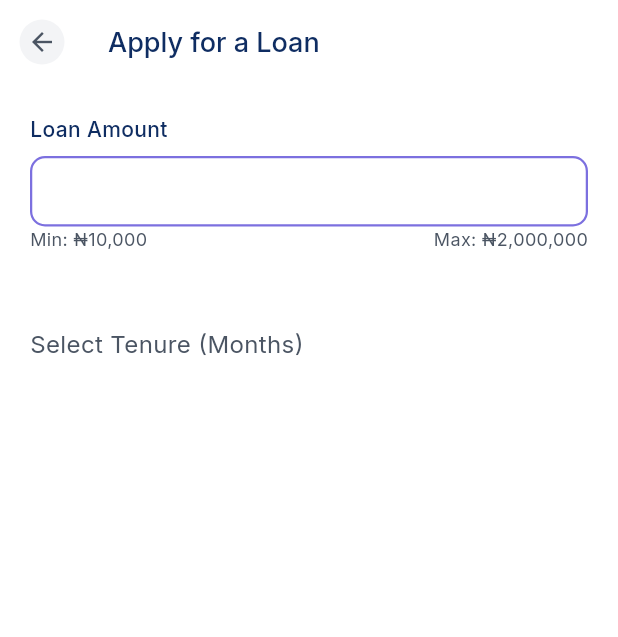
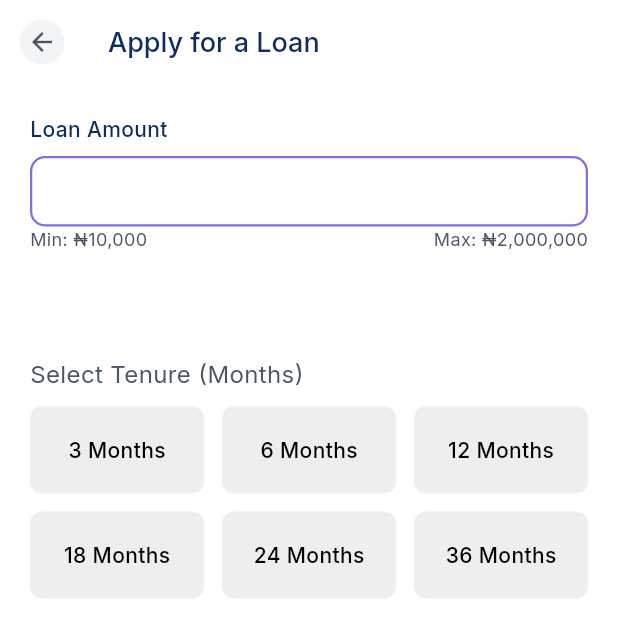
Before and after one commit to samsadeyemo/pcsloanamobilepp, a Flutter app: the ApplyForLoan screen opened by its route, on a phone screen of 412 x 824 dp. Shown: the top 637 px of the screen. Run offline on Flutter 3.47's test engine with Material 3 defaults, Android fonts, the light colour scheme and no system bars; our stand-ins replace flutter_dotenv, flutter_riverpod, go_router, shared_preferences; accounts and stored records are empty; project files that could hold a hidden picture were left out.

Commit message:
Add custom tenure button

```diff
--- /dev/null
+++ b/lib/common/widgets/custom_tenure_button.dart
@@ -0,0 +1,36 @@
+import 'package:flutter/material.dart';
+
+class MonthButton extends StatelessWidget {
+  final String label;
+  final bool isSelected;
+  final VoidCallback onTap;
+
+  const MonthButton({
+    required this.label,
+    required this.isSelected,
+    required this.onTap,
+    super.key,
+  });
+
+  @override
+  Widget build(BuildContext context) {
+    return GestureDetector(
+      onTap: onTap,
+      child: Container(
+        alignment: Alignment.center,
+        padding: const EdgeInsets.symmetric(vertical: 12),
+        decoration: BoxDecoration(
+          color: isSelected ? Color(0xff7C70DF) : Colors.grey[200],
+          borderRadius: BorderRadius.circular(8),
+        ),
+        child: Text(
+          label,
+          style: TextStyle(
+            color: isSelected ? Colors.white : Colors.black,
+            fontWeight: FontWeight.w500,
+          ),
+        ),
+      ),
+    );
+  }
+}
--- a/lib/features/loan_application/presentation/apply_for_loan.dart
+++ b/lib/features/loan_application/presentation/apply_for_loan.dart
@@ -1,5 +1,6 @@
 import 'package:flutter/material.dart';
 import 'package:flutter_riverpod/flutter_riverpod.dart';
+import 'package:pcsloan/common/widgets/custom_tenure_button.dart';
 
 class ApplyForLoan extends ConsumerStatefulWidget {
   const ApplyForLoan({super.key});
@@ -9,9 +10,19 @@ class ApplyForLoan extends ConsumerStatefulWidget {
 }
 
 class _ApplyForLoan extends ConsumerState<ApplyForLoan> {
+  String? selectedTenure;
   @override
   Widget build(BuildContext context) {
     String loanAmount = '';
+
+    final List<String> tenures = [
+      '3 Months',
+      '6 Months',
+      '12 Months',
+      '18 Months',
+      '24 Months',
+      '36 Months',
+    ];
     return Scaffold(
       backgroundColor: Color(0xffFFFFFF),
       appBar: AppBar(
@@ -105,25 +116,49 @@ class _ApplyForLoan extends ConsumerState<ApplyForLoan> {
                   children: [
                     Text(
                       'Min: ₦10,000',
-                      style: TextStyle(fontSize: 12, color: Color(0xFF4B5563)
-                      ),
+                      style: TextStyle(fontSize: 12, color: Color(0xFF4B5563)),
                     ),
                     Text(
                       'Max: ₦2,000,000',
-                      style: TextStyle(fontSize: 12, color: Color(0xFF4B5563),
-                      )
-                    )
-                  ]
+                      style: TextStyle(fontSize: 12, color: Color(0xFF4B5563)),
+                    ),
+                  ],
                 ),
-                SizedBox(height: 50,),
+                SizedBox(height: 70),
                 Text(
                   'Select Tenure (Months)',
                   style: TextStyle(
                     color: Color(0xff4B5563),
                     fontSize: 16,
-                    fontWeight: FontWeight.w400
+                    fontWeight: FontWeight.w400,
                   ),
-                )
+                ),
+                SizedBox(height: 10),
+
+                GridView.count(
+                  crossAxisCount: 3,
+                  shrinkWrap: true,
+                  physics: const NeverScrollableScrollPhysics(),
+                  crossAxisSpacing: 12,
+                  mainAxisSpacing: 12,
+                  childAspectRatio: 2,
+                  // padding: const EdgeInsets.all(16),
+                  children:
+                      tenures.map((tenure) {
+                        return MonthButton(
+                          label: tenure,
+                          isSelected: selectedTenure == tenure,
+                          onTap: () {
+                            setState(() {
+                              selectedTenure = tenure;
+                            });
+                          },
+                        );
+                      }).toList(),
+                ),
+
+
+
               ],
             ),
           ),
```
